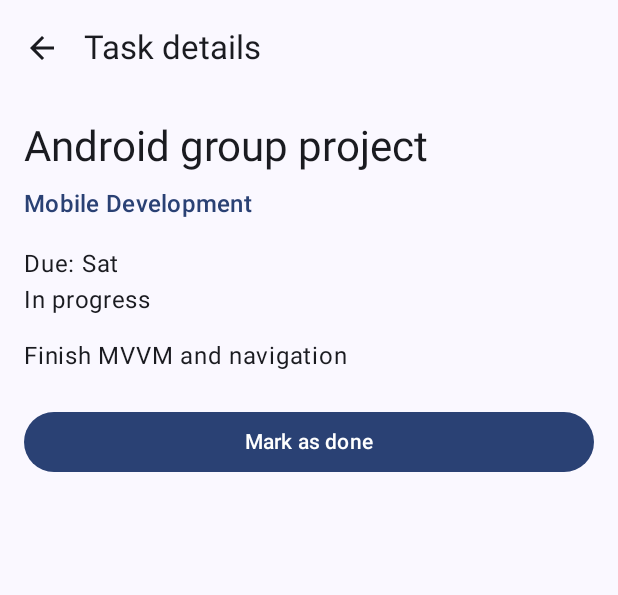
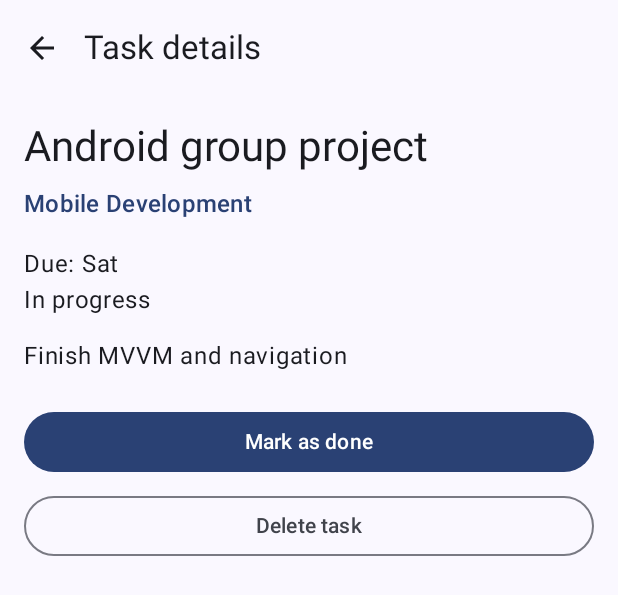
Before and after one commit to 240107006-oss/StudyPlanner, an Android app built with Jetpack Compose: the @Preview function TaskDetailScreenPreview, on a phone screen of 412 x 824 dp. Shown: the top 595 px of the screen. Run offline under Robolectric (Android 15) with nearby library versions, the phone set to English and light mode, and no system bars.

Commit message:
Add delete task button and wire it in AppNavHost

```diff
--- a/app/src/main/java/com/example/studyplanner/ui/screens/TaskDetailScreen.kt
+++ b/app/src/main/java/com/example/studyplanner/ui/screens/TaskDetailScreen.kt
@@ -89,6 +89,13 @@ fun TaskDetailScreen(
                     )
                 )
             }
+            Spacer(modifier = Modifier.height(8.dp))
+            OutlinedButton(
+                onClick = onDeleteClick,
+                modifier = Modifier.fillMaxWidth()
+            ) {
+                Text(stringResource(R.string.delete_task))
+            }
         }
     }
 }
```
